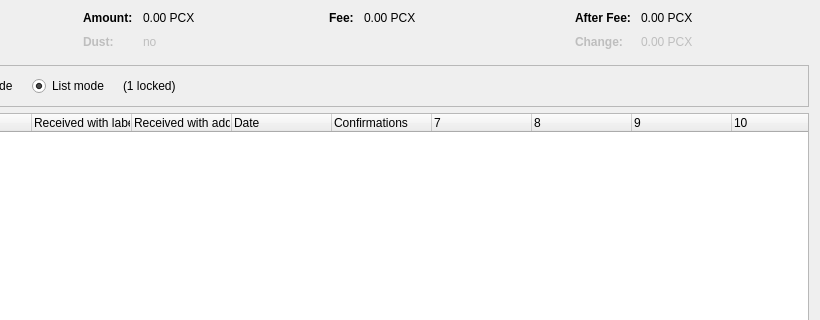
Before: the Qt Designer form src/qt/forms/coincontroldialog.ui in zachchan105/PricecoinX, drawn with Qt 5; both pictures show x 180 to 1000 and y 0 to 320 of the 1000 by 500 pixel window.
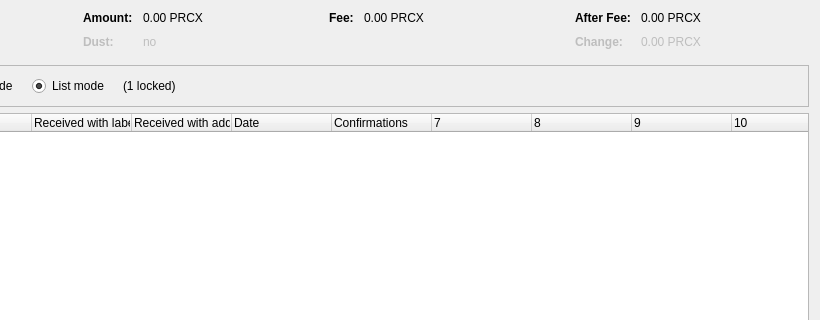
After: the same form once the commit is applied. Custom widgets are drawn as their Qt base class.

Commit message: PCX to PRCX

Diff of the .ui file:
```diff
--- a/src/qt/forms/coincontroldialog.ui
+++ b/src/qt/forms/coincontroldialog.ui
@@ -132,7 +132,7 @@
           <enum>Qt::ActionsContextMenu</enum>
          </property>
          <property name="text">
-          <string notr="true">0.00 PCX</string>
+          <string notr="true">0.00 PRCX</string>
          </property>
          <property name="textInteractionFlags">
           <set>Qt::LinksAccessibleByMouse|Qt::TextSelectableByKeyboard|Qt::TextSelectableByMouse</set>
@@ -212,7 +212,7 @@
           <enum>Qt::ActionsContextMenu</enum>
          </property>
          <property name="text">
-          <string notr="true">0.00 PCX</string>
+          <string notr="true">0.00 PRCX</string>
          </property>
          <property name="textInteractionFlags">
           <set>Qt::LinksAccessibleByMouse|Qt::TextSelectableByKeyboard|Qt::TextSelectableByMouse</set>
@@ -257,7 +257,7 @@
           <enum>Qt::ActionsContextMenu</enum>
          </property>
          <property name="text">
-          <string notr="true">0.00 PCX</string>
+          <string notr="true">0.00 PRCX</string>
          </property>
          <property name="textInteractionFlags">
           <set>Qt::LinksAccessibleByMouse|Qt::TextSelectableByKeyboard|Qt::TextSelectableByMouse</set>
@@ -292,7 +292,7 @@
           <enum>Qt::ActionsContextMenu</enum>
          </property>
          <property name="text">
-          <string notr="true">0.00 PCX</string>
+          <string notr="true">0.00 PRCX</string>
          </property>
          <property name="textInteractionFlags">
           <set>Qt::LinksAccessibleByMouse|Qt::TextSelectableByKeyboard|Qt::TextSelectableByMouse</set>
```
The commit also changes 16 other files.
